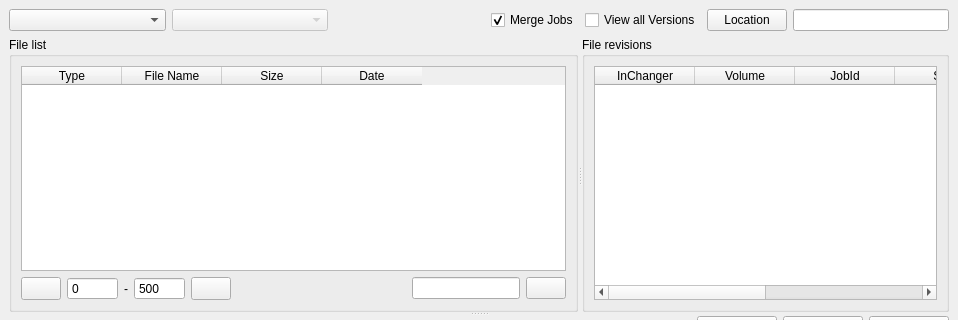
The window that bacula/src/qt-console/restore/brestore.ui (rkorzeniewski/bacula) describes before a commit, drawn with Qt 5; both pictures show x 0 to 958 and y 0 to 320 of the 958 by 555 pixel window.
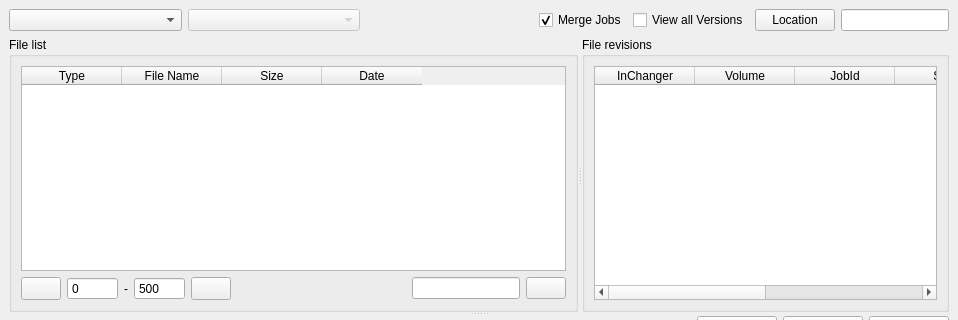
The same window after the commit. Icons and pictures are not drawn. Custom widgets are drawn as their Qt base class.

Commit message: bat: Add pattern filter and make restore to start from brestore

What changed in the file:
```diff
--- a/bacula/src/qt-console/restore/brestore.ui
+++ b/bacula/src/qt-console/restore/brestore.ui
@@ -98,7 +98,14 @@
       </widget>
      </item>
      <item>
-      <widget class="QLineEdit" name="LocationEntry"/>
+      <widget class="QLineEdit" name="LocationEntry">
+       <property name="sizePolicy">
+        <sizepolicy hsizetype="Maximum" vsizetype="Fixed">
+         <horstretch>0</horstretch>
+         <verstretch>0</verstretch>
+        </sizepolicy>
+       </property>
+      </widget>
      </item>
     </layout>
    </item>
```
The commit also changes 3 other files.
